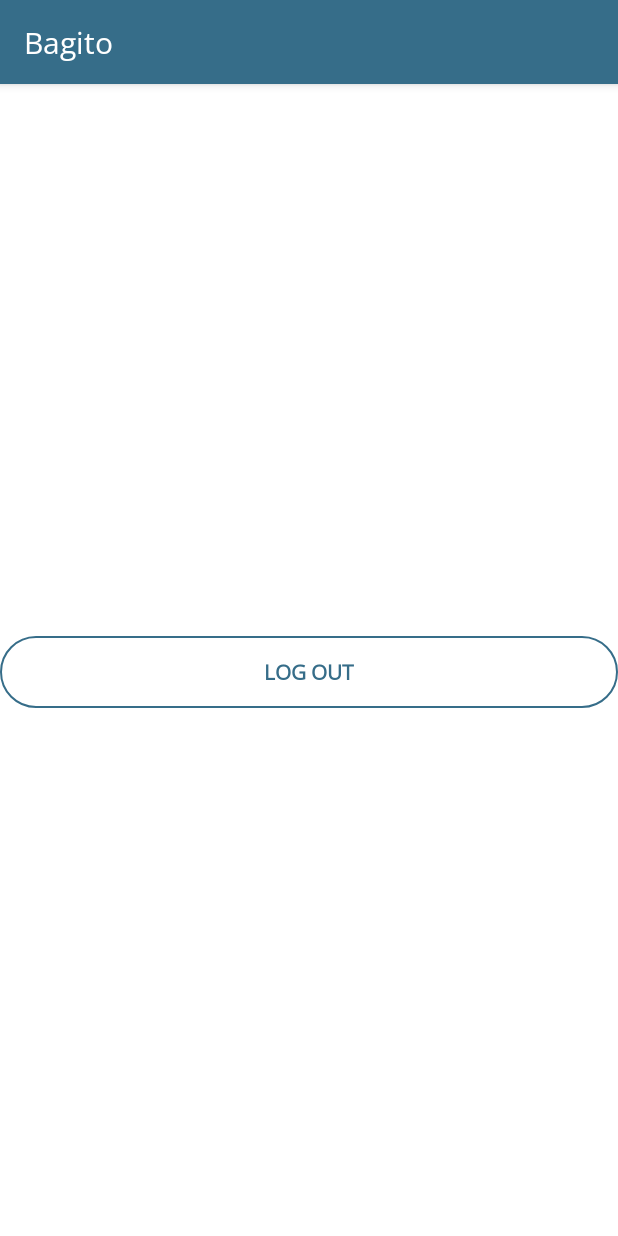
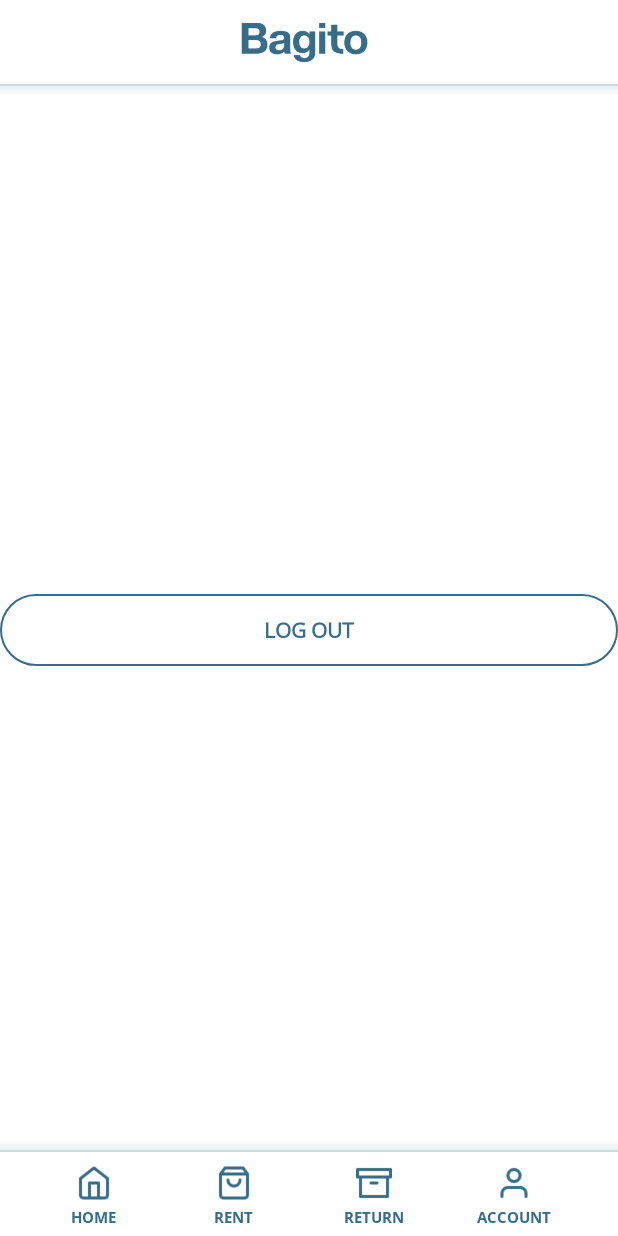
Before and after one commit to StevenSuh/Bagito, an Android app: the MainActivity screen opened directly, with no data from a screen before it, on a phone screen of 412 x 824 dp. Run offline under Robolectric (Android 15) with nearby library versions, the phone set to English and light mode, and no system bars.

Commit message:
add navbar and actionbar

```diff
--- a/app/app/src/main/AndroidManifest.xml
+++ b/app/app/src/main/AndroidManifest.xml
@@ -7,7 +7,6 @@
     <application
         android:allowBackup="true"
         android:icon="@mipmap/ic_launcher"
-        android:label="@string/app_name"
         android:roundIcon="@mipmap/ic_launcher_round"
         android:supportsRtl="true"
         android:theme="@style/AppTheme">
--- a/app/app/src/main/java/com/example/bagito/MainActivity.java
+++ b/app/app/src/main/java/com/example/bagito/MainActivity.java
@@ -2,8 +2,12 @@
 
 import android.content.Intent;
 import android.content.SharedPreferences;
+import android.graphics.Color;
+import android.graphics.drawable.ColorDrawable;
+import android.support.v7.app.ActionBar;
 import android.support.v7.app.AppCompatActivity;
 import android.os.Bundle;
+import android.text.Html;
 import android.view.View;
 import android.widget.Button;
 
@@ -25,6 +29,8 @@
         super.onCreate(savedInstanceState);
         setContentView(R.layout.activity_main);
 
+        setActionBarColor();
+
         Button mLogoutButton = findViewById(R.id.logout_button);
         mLogoutButton.setOnClickListener(new View.OnClickListener() {
             @Override
@@ -36,4 +42,14 @@
             }
         });
     }
+
+    public void setActionBarColor() {
+        ActionBar actionBar = getSupportActionBar();
+        System.out.println(actionBar);
+
+        if (actionBar != null) {
+            actionBar.setTitle(Html.fromHtml("<b><font color=\"" + getResources().getColor(R.color.colorPrimary) + "\">" + getString(R.string.app_name) + "</font></b>"));
+            actionBar.setBackgroundDrawable(new ColorDrawable(getResources().getColor(R.color.colorLight)));
+        }
+    }
 }
--- /dev/null
+++ b/app/app/src/main/res/drawable/dropshadow.xml
@@ -0,0 +1,9 @@
+<?xml version="1.0" encoding="utf-8"?>
+<shape xmlns:android="http://schemas.android.com/apk/res/android"
+    android:shape="rectangle">
+
+    <gradient android:startColor="#ffffff"
+        android:endColor="#e1edf2"
+        android:angle="90"/>
+
+</shape>
--- /dev/null
+++ b/app/app/src/main/res/font/open_sans_bold.xml
@@ -0,0 +1,7 @@
+<?xml version="1.0" encoding="utf-8"?>
+<font-family xmlns:app="http://schemas.android.com/apk/res-auto"
+        app:fontProviderAuthority="com.google.android.gms.fonts"
+        app:fontProviderPackage="com.google.android.gms"
+        app:fontProviderQuery="name=Open Sans&amp;weight=700"
+        app:fontProviderCerts="@array/com_google_android_gms_fonts_certs">
+</font-family>
--- a/app/app/src/main/res/layout/activity_main.xml
+++ b/app/app/src/main/res/layout/activity_main.xml
@@ -5,6 +5,20 @@
     android:layout_width="match_parent"
     android:layout_height="match_parent"
     tools:context=".MainActivity">
+
+    <!-- top action bar -->
+    <include layout="@layout/toolbar" />
+    <View android:layout_width="match_parent"
+        android:layout_height="8dp"
+        android:background="@drawable/dropshadow"
+        android:layout_marginTop="?actionBarSize"
+        app:layout_constraintTop_toTopOf="parent" />
+    <View android:layout_width="match_parent"
+        android:layout_height="1dp"
+        android:background="@color/colorPrimaryLight"
+        android:layout_marginTop="?actionBarSize"
+        app:layout_constraintTop_toTopOf="parent" />
+    <!-- top action bar end -->
 
     <TextView
         android:layout_width="wrap_content"
@@ -28,4 +42,22 @@
         app:layout_constraintTop_toTopOf="parent"
         app:layout_constraintBottom_toBottomOf="parent" />
 
+    <!-- bottom navbar -->
+    <include layout="@layout/navbar"
+        android:layout_width="match_parent"
+        android:layout_height="?actionBarSize"
+        app:layout_constraintBottom_toBottomOf="parent" />
+    <View android:layout_width="match_parent"
+        android:layout_height="8dp"
+        android:background="@drawable/dropshadow"
+        android:rotation="180"
+        android:layout_marginBottom="?actionBarSize"
+        app:layout_constraintBottom_toBottomOf="parent" />
+    <View android:layout_width="match_parent"
+        android:layout_height="1dp"
+        android:background="@color/colorPrimaryLight"
+        android:layout_marginBottom="?actionBarSize"
+        app:layout_constraintBottom_toBottomOf="parent" />
+    <!-- bottom navbar end -->
+
 </android.support.constraint.ConstraintLayout>
--- a/app/app/src/main/res/layout/activity_register.xml
+++ b/app/app/src/main/res/layout/activity_register.xml
@@ -15,8 +15,8 @@
         android:adjustViewBounds="true"
         app:layout_constraintTop_toTopOf="parent"
         app:layout_constraintLeft_toLeftOf="parent"
-        android:paddingLeft="@dimen/activity_horizontal_margin_medium"
-        android:paddingTop="@dimen/activity_vertical_margin_medium"
+        android:paddingLeft="16dp"
+        android:paddingTop="18dp"
         android:src="@drawable/arrow_left" />
 
     <LinearLayout
--- /dev/null
+++ b/app/app/src/main/res/layout/navbar.xml
@@ -0,0 +1,113 @@
+<?xml version="1.0" encoding="utf-8"?>
+<android.support.v7.widget.Toolbar
+    xmlns:android="http://schemas.android.com/apk/res/android"
+    android:layout_width="match_parent"
+    android:layout_height="?actionBarSize"
+    android:id="@+id/toolbar_actionbar"
+    android:padding="0dp">
+    <LinearLayout
+        android:layout_width="match_parent"
+        android:layout_height="match_parent"
+        android:orientation="horizontal"
+        android:layout_marginTop="4dp"
+        android:layout_marginRight="22dp"
+        android:layout_marginEnd="22dp"
+        android:weightSum="4" >
+
+        <LinearLayout
+            android:layout_width="0dp"
+            android:layout_height="wrap_content"
+            android:layout_gravity="center_vertical"
+            android:layout_weight="1"
+            android:orientation="vertical">
+            <ImageView
+                android:layout_width="24dp"
+                android:layout_height="24dp"
+                android:layout_gravity="center_horizontal"
+                android:src="@drawable/home" />
+            <TextView
+                android:layout_width="wrap_content"
+                android:layout_height="wrap_content"
+                android:layout_gravity="center_horizontal"
+                android:layout_marginTop="3dp"
+                android:fontFamily="@font/open_sans_bold"
+                android:text="Home"
+                android:textSize="10sp"
+                android:textColor="@color/colorPrimary"
+                android:textAllCaps="true"
+                android:textStyle="bold" />
+        </LinearLayout>
+
+        <LinearLayout
+            android:layout_width="0dp"
+            android:layout_height="wrap_content"
+            android:layout_gravity="center_vertical"
+            android:layout_weight="1"
+            android:orientation="vertical">
+            <ImageView
+                android:layout_width="24dp"
+                android:layout_height="24dp"
+                android:layout_gravity="center_horizontal"
+                android:src="@drawable/shopping_bag" />
+            <TextView
+                android:layout_width="wrap_content"
+                android:layout_height="wrap_content"
+                android:layout_gravity="center_horizontal"
+                android:layout_marginTop="3dp"
+                android:fontFamily="@font/open_sans_bold"
+                android:text="Rent"
+                android:textSize="10sp"
+                android:textAllCaps="true"
+                android:textColor="@color/colorPrimary"
+                android:textStyle="bold" />
+        </LinearLayout>
+
+        <LinearLayout
+            android:layout_width="0dp"
+            android:layout_height="wrap_content"
+            android:layout_gravity="center_vertical"
+            android:layout_weight="1"
+            android:orientation="vertical">
+            <ImageView
+                android:layout_width="24dp"
+                android:layout_height="24dp"
+                android:layout_gravity="center_horizontal"
+                android:src="@drawable/archive" />
+            <TextView
+                android:layout_width="wrap_content"
+                android:layout_height="wrap_content"
+                android:layout_gravity="center_horizontal"
+                android:layout_marginTop="3dp"
+                android:fontFamily="@font/open_sans_bold"
+                android:text="Return"
+                android:textSize="10sp"
+                android:textColor="@color/colorPrimary"
+                android:textAllCaps="true"
+                android:textStyle="bold" />
+        </LinearLayout>
+
+        <LinearLayout
+            android:layout_width="0dp"
+            android:layout_height="wrap_content"
+            android:layout_gravity="center_vertical"
+            android:layout_weight="1"
+            android:orientation="vertical">
+            <ImageView
+                android:layout_width="24dp"
+                android:layout_height="24dp"
+                android:layout_gravity="center_horizontal"
+                android:src="@drawable/user" />
+            <TextView
+                android:layout_width="wrap_content"
+                android:layout_height="wrap_content"
+                android:layout_gravity="center_horizontal"
+                android:layout_marginTop="3dp"
+                android:fontFamily="@font/open_sans_bold"
+                android:text="Account"
+                android:textSize="10sp"
+                android:textColor="@color/colorPrimary"
+                android:textAllCaps="true"
+                android:textStyle="bold" />
+        </LinearLayout>
+    </LinearLayout>
+</android.support.v7.widget.Toolbar>
--- /dev/null
+++ b/app/app/src/main/res/layout/toolbar.xml
@@ -0,0 +1,20 @@
+<?xml version="1.0" encoding="utf-8"?>
+<android.support.v7.widget.Toolbar
+    xmlns:android="http://schemas.android.com/apk/res/android"
+    android:layout_width="match_parent"
+    android:layout_height="?actionBarSize"
+    android:id="@+id/toolbar_actionbar"
+    android:padding="0dp">
+    <RelativeLayout
+        android:layout_width="match_parent"
+        android:layout_height="wrap_content"
+        android:layout_marginRight="22dp"
+        android:layout_marginEnd="22dp">
+        <ImageView
+            android:layout_width="match_parent"
+            android:layout_height="wrap_content"
+            android:layout_marginTop="12dp"
+            android:layout_centerVertical="true"
+            android:src="@drawable/bagito_logo" />
+    </RelativeLayout>
+</android.support.v7.widget.Toolbar>
--- a/app/app/src/main/res/values/colors.xml
+++ b/app/app/src/main/res/values/colors.xml
@@ -2,6 +2,7 @@
 <resources>
     <color name="colorPrimary">#366D89</color>
     <color name="colorPrimary_pressed">#31627B</color>
+    <color name="colorPrimaryLight">#cddbe1</color>
     <color name="colorPrimaryDark">#444444</color>
     <color name="colorAccent">#366D89</color>
     <color name="colorLight">#FFFFFF</color>
--- a/app/app/src/main/res/values/preloaded_fonts.xml
+++ b/app/app/src/main/res/values/preloaded_fonts.xml
@@ -2,5 +2,6 @@
 <resources>
     <array name="preloaded_fonts" translatable="false">
         <item>@font/open_sans</item>
+        <item>@font/open_sans_bold</item>
     </array>
 </resources>
--- a/app/app/src/main/res/values/styles.xml
+++ b/app/app/src/main/res/values/styles.xml
@@ -1,7 +1,7 @@
 <resources>
 
     <!-- Base application theme. -->
-    <style name="AppTheme" parent="Theme.AppCompat.Light.DarkActionBar">
+    <style name="AppTheme" parent="Theme.AppCompat.Light.NoActionBar">
         <!-- Customize your theme here. -->
         <item name="android:colorBackground">@color/colorLight</item>
         <item name="android:fontFamily">@font/open_sans</item>
```
Also changed, not shown: app/app/src/main/res/drawable/archive.png (added), app/app/src/main/res/drawable/home.png (added), app/app/src/main/res/drawable/shopping_bag.png (added), app/app/src/main/res/drawable/user.png (added).
